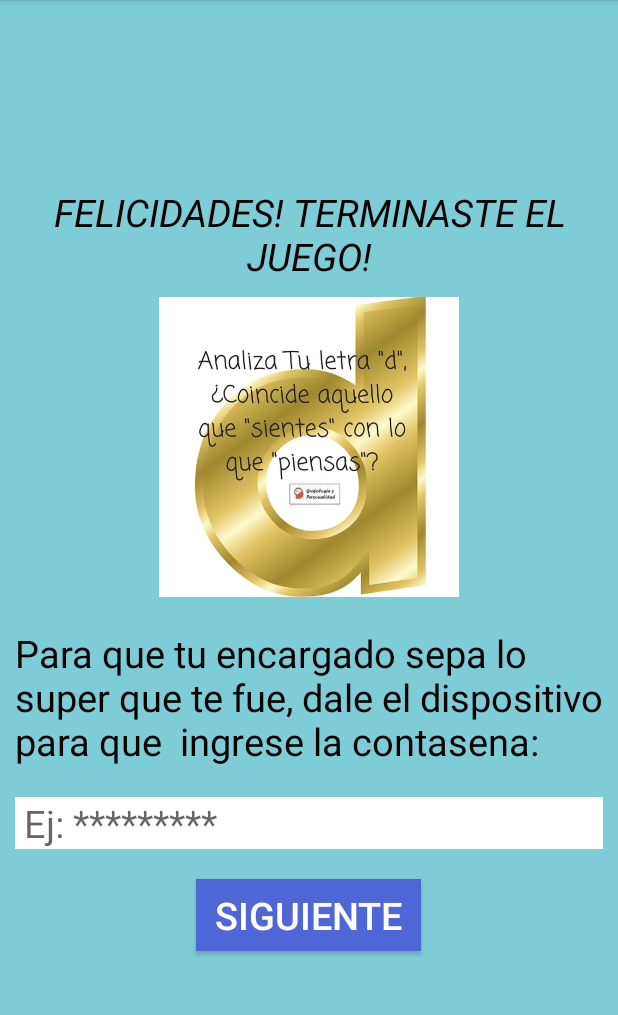
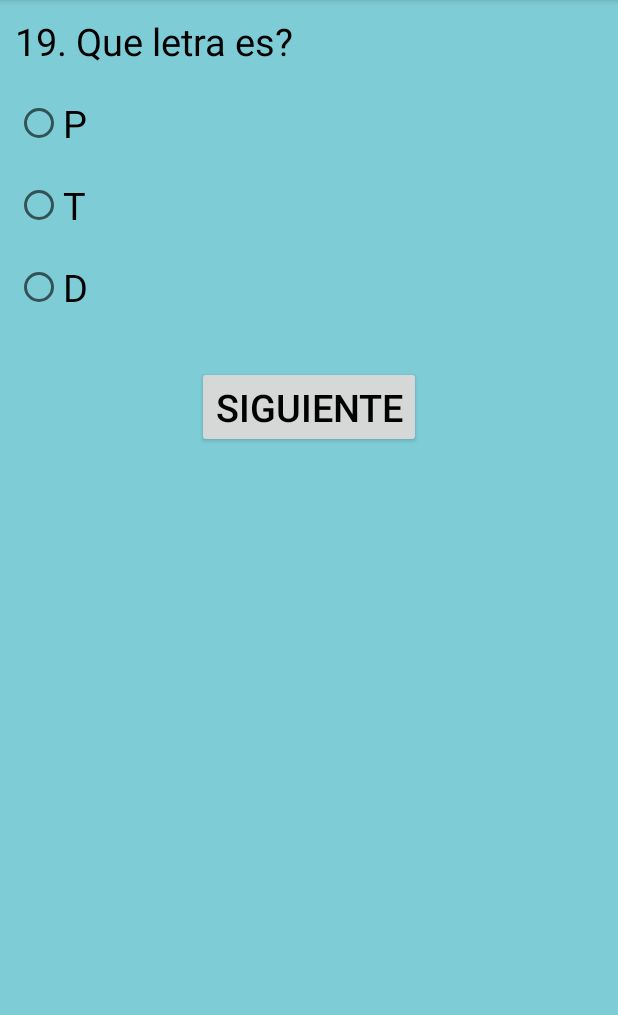
Before and after one commit to Numerica98/DiagnoDixie, an Android app: the Question11 screen opened directly, with no data from a screen before it, after a tap on "SIGUIENTE", on a phone screen of 412 x 824 dp, the part 84-1099 px from its top. Run offline under Robolectric (Android 15) with nearby library versions, the phone set to English and light mode, and no system bars.

Commit message:
Agregada pregunta 19 y arreglado el error de memoria

```diff
--- a/app/src/main/java/com/example/prueba/AppConstants.kt
+++ b/app/src/main/java/com/example/prueba/AppConstants.kt
@@ -3,13 +3,16 @@ package com.example.prueba
 import android.app.Application
 
 //Clase que contiene las variables constantes de la aplicacion
-class AppConstants : Application() {
-    //Password del usuario
-    var passwordUser: String = ""
+class AppConstants {
+    companion object{
+        //Password del usuario
+        var passwordUser: String = ""
 
-    //ID del personaje escogido
-    var characterKid: Int = 0
+        //ID del personaje escogido
+        var characterKid: Int = 0
 
-    //Puntaje del menor
-    var score: Int = 0
+        //Puntaje del nino
+        var score: Int = 0
+    }
+
 }
--- a/app/src/main/java/com/example/prueba/FinishActivity.kt
+++ b/app/src/main/java/com/example/prueba/FinishActivity.kt
@@ -13,9 +13,6 @@ class FinishActivity : AppCompatActivity() {
         super.onCreate(savedInstanceState)
         setContentView(R.layout.activity_finish)
 
-        //Variable para acceder a la clase de las constantes
-        var mApp = AppConstants()
-
         //Variable para setear la imagen del personaje escogido, pendiente de arreglar
         //iv_characterSelected.setImageDrawable(mApp.getDrawable(mApp.characterKid))
 
@@ -26,7 +23,7 @@ class FinishActivity : AppCompatActivity() {
                 Toast.makeText(this,"Ingrese el password para saber el resultado", Toast.LENGTH_LONG).show()
             }else{
                 //Verifica que sea el passwod correcto
-                if(ed_PaswwordUserConfirm.text.toString() != mApp.passwordUser){
+                if(ed_PaswwordUserConfirm.text.toString() != AppConstants.passwordUser){
                     Toast.makeText(this,"Ingrese el password correcto", Toast.LENGTH_LONG).show()
                 }else{
                     //Pasa a la siguiente actividad
--- a/app/src/main/java/com/example/prueba/MainActivity.kt
+++ b/app/src/main/java/com/example/prueba/MainActivity.kt
@@ -14,9 +14,6 @@ class MainActivity : AppCompatActivity() {
         super.onCreate(savedInstanceState)
         setContentView(R.layout.activity_main)
 
-        //Variable para tener acceso a la clase de las constantes
-        var mApp = AppConstants()
-
         //Accion del boton Next
         bt_Next.setOnClickListener {
             //Si el cuadro de texto viene vacio, no deja seguir y manda un aviso
@@ -24,7 +21,7 @@ class MainActivity : AppCompatActivity() {
                 Toast.makeText(this,"Debe ingresar un password para iniciar", Toast.LENGTH_LONG).show()
             }else{
                 //Toma el valor de la caja de texto y lo guarda en la variable
-                mApp.passwordUser = ed_PaswwordUser.text.toString()
+                AppConstants.passwordUser = ed_PaswwordUser.text.toString()
 
                 //Realiza el intent a la siguiente clase
                 val intentCharacter= Intent(this@MainActivity, CharacterActivity::class.java)
--- a/app/src/main/java/com/example/prueba/Question1.kt
+++ b/app/src/main/java/com/example/prueba/Question1.kt
@@ -17,9 +17,6 @@ class Question1 : AppCompatActivity() {
     override fun onCreate(savedInstanceState: Bundle?) {
         super.onCreate(savedInstanceState)
         setContentView(R.layout.activity_question1)
-
-        //Variable para tener acceso a la clase de las constantes
-        var mApp = AppConstants()
 
         //Variable para generar el intent mas adelante
         val intentQuestion2 = Intent(this@Question1, Question11::class.java)
@@ -115,7 +112,7 @@ class Question1 : AppCompatActivity() {
                     (touchTextView4 % 2 != 0 && touchTextView5 % 2 != 0) //Que solo esten seleccionados 2 correctos
             ){
                 //Aumenta el puntaje del nino
-                mApp.score = mApp.score +1
+                AppConstants.score = AppConstants.score +1
 
                 //Realiza el intent para ir a la segunda pregunta
                 startActivity(intentQuestion2)
--- a/app/src/main/java/com/example/prueba/Question11.kt
+++ b/app/src/main/java/com/example/prueba/Question11.kt
@@ -12,9 +12,6 @@ class Question11 : AppCompatActivity() {
         super.onCreate(savedInstanceState)
         setContentView(R.layout.activity_question11)
 
-        //Variable para tener acceso a la clase de las constantes
-        var mApp = AppConstants()
-
         //Accion del boton
         bt_Question11.setOnClickListener {
             //Obtiene el radioButton selecionado
@@ -24,12 +21,12 @@ class Question11 : AppCompatActivity() {
             var radioButton = findViewById<RadioButton>(valor)
 
             //Variable para realizar el intent mas adelante
-            val intentFinish = Intent(this@Question11,FinishActivity::class.java)
+            val intentFinish = Intent(this@Question11,Question19::class.java)
 
             //Verifica si el radioButton selecionado es el de la respuesta correcta
             if(radioButton == rb_question11_opc1){
                 //Aumenta el puntaje e inicia la siguiente actividad
-                mApp.score = mApp.score +1
+                AppConstants.score = AppConstants.score +1
                 startActivity(intentFinish)
             }else {
                 //Inicia la siguiente actividad
--- /dev/null
+++ b/app/src/main/java/com/example/prueba/Question19.kt
@@ -0,0 +1,31 @@
+package com.example.prueba
+
+import android.content.Intent
+import androidx.appcompat.app.AppCompatActivity
+import android.os.Bundle
+import android.widget.RadioButton
+import kotlinx.android.synthetic.main.activity_question19.*
+
+class Question19 : AppCompatActivity() {
+
+    override fun onCreate(savedInstanceState: Bundle?) {
+        super.onCreate(savedInstanceState)
+        setContentView(R.layout.activity_question19)
+
+        bt_Question19.setOnClickListener {
+            var valor = rg_question19.checkedRadioButtonId
+
+            var radioButton = findViewById<RadioButton>(valor)
+
+            val intentFinish = Intent(this@Question19, FinishActivity::class.java)
+
+            if(radioButton == rb_question19_opc1){
+                AppConstants.score = AppConstants.score +1
+                startActivity(intentFinish)
+            }else{
+                startActivity(intentFinish)
+            }
+
+        }
+    }
+}
--- /dev/null
+++ b/app/src/main/res/layout/activity_question19.xml
@@ -0,0 +1,74 @@
+<?xml version="1.0" encoding="utf-8"?>
+<LinearLayout
+        xmlns:android="http://schemas.android.com/apk/res/android"
+        xmlns:tools="http://schemas.android.com/tools"
+        xmlns:app="http://schemas.android.com/apk/res-auto"
+        android:layout_width="match_parent"
+        android:layout_height="match_parent"
+        android:background="@color/background_app"
+        android:orientation="vertical"
+        tools:context=".Question19">
+
+    <ScrollView
+        android:layout_width="match_parent"
+        android:layout_height="wrap_content">
+
+        <LinearLayout
+            android:layout_width="match_parent"
+            android:layout_height="wrap_content"
+            android:orientation="vertical">
+
+            <TextView
+                android:id="@+id/tv_question19"
+                android:layout_width="match_parent"
+                android:layout_height="wrap_content"
+                android:layout_margin="@dimen/margin_view"
+                android:text="19. Que letra es?"
+                android:textColor="@color/text"
+                android:textSize="@dimen/text_main"/>
+
+            <RadioGroup
+                android:id="@+id/rg_question19"
+                android:layout_width="match_parent"
+                android:layout_height="wrap_content">
+
+                <RadioButton
+                    android:id="@+id/rb_question19_opc1"
+                    android:layout_width="wrap_content"
+                    android:layout_height="wrap_content"
+                    android:text="P "
+                    android:textSize="@dimen/text_main"
+                    android:layout_margin="@dimen/margin_view"/>
+
+                <RadioButton
+                    android:id="@+id/rb_question19_opc2"
+                    android:layout_width="wrap_content"
+                    android:layout_height="wrap_content"
+                    android:text="T"
+                    android:textSize="@dimen/text_main"
+                    android:layout_margin="@dimen/margin_view"/>
+
+                <RadioButton
+                    android:id="@+id/rb_question19_opc3"
+                    android:layout_width="wrap_content"
+                    android:layout_height="wrap_content"
+                    android:text="D"
+                    android:textSize="@dimen/text_main"
+                    android:layout_margin="@dimen/margin_view"/>
+
+            </RadioGroup>
+
+            <Button
+                android:id="@+id/bt_Question19"
+                android:layout_width="wrap_content"
+                android:layout_height="wrap_content"
+                android:layout_margin="@dimen/text_main"
+                android:layout_gravity="center_horizontal"
+                android:text="@string/text_siguiente"
+                android:textColor="@color/text"
+                android:textSize="@dimen/text_main" />
+
+        </LinearLayout>
+    </ScrollView>
+
+</LinearLayout>
```
Also changed, not shown: app/src/main/AndroidManifest.xml (+8 -7 lines), app/src/main/java/com/example/prueba/CharacterActivity.kt (+6 -9 lines), app/src/main/java/com/example/prueba/ResultActivity.kt (+5 -8 lines), app/src/main/res/layout/activity_character.xml (+19 -13 lines).
